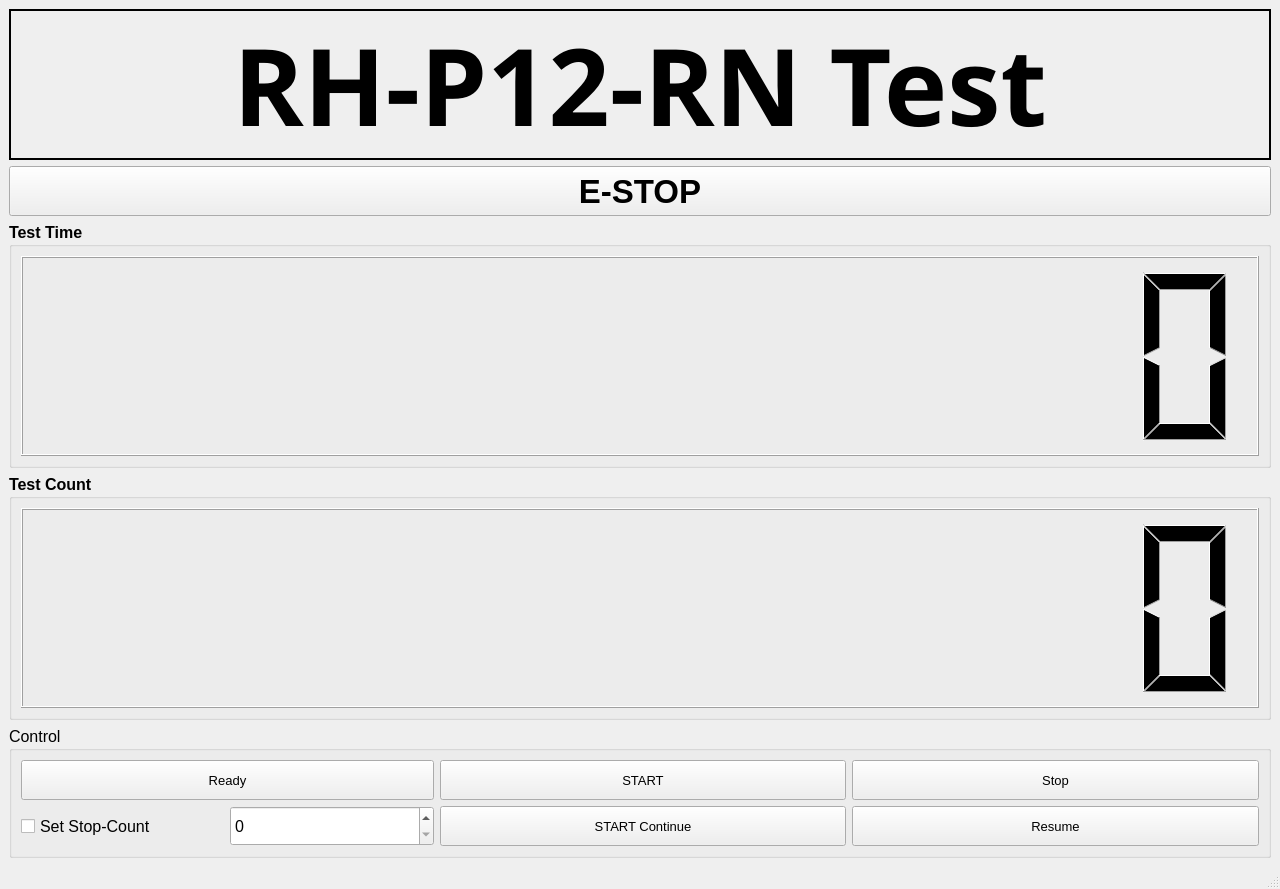
This is test_gripper_gui/ui/test_gripper_main_window.ui in ROBOTIS-Kayman/Gripper-TEST as Qt 5 draws it before an edit. The edited form follows.
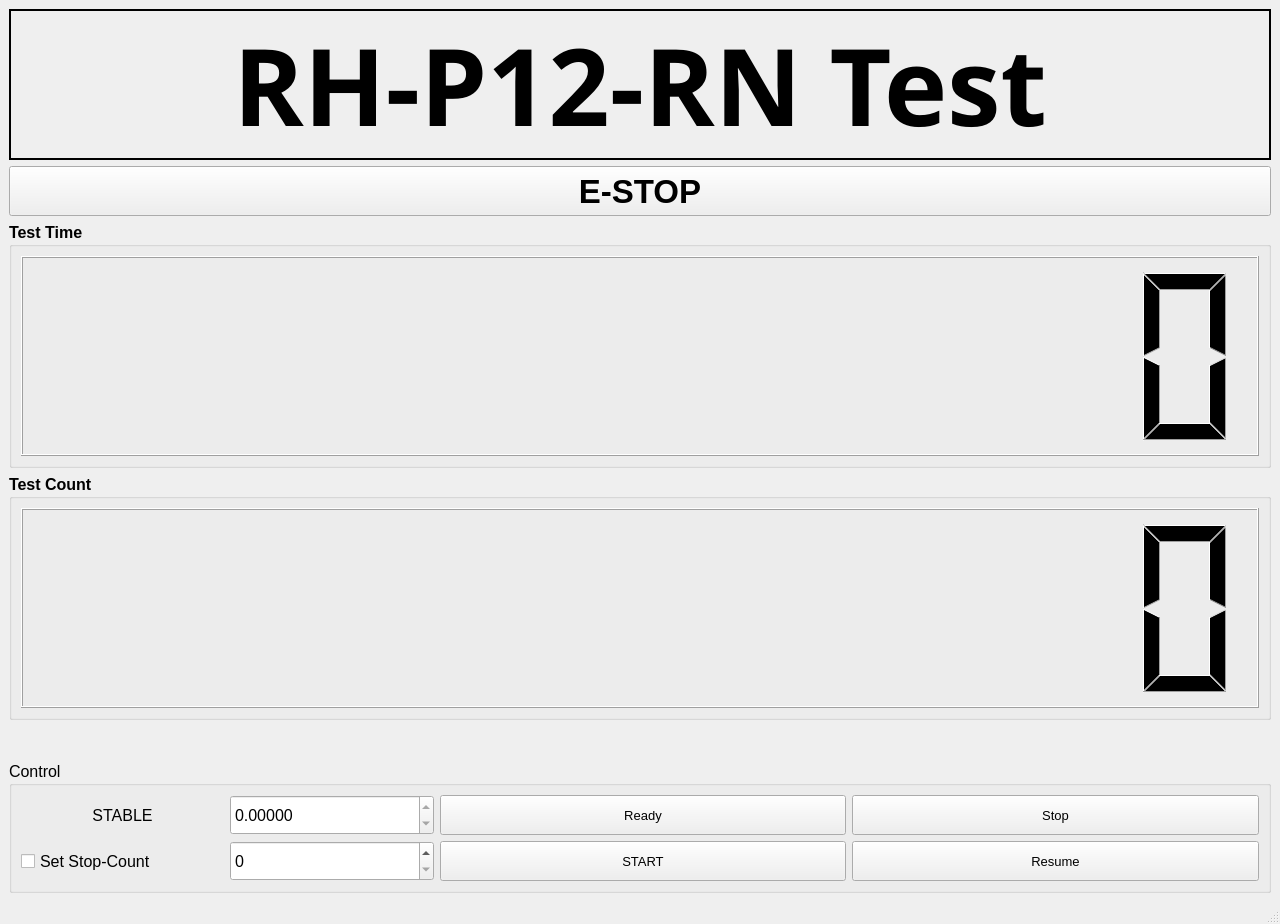
This is the edited form. Icons and pictures are not drawn.

Commit message: added checking loadcell value in the test

```diff
--- a/test_gripper_gui/ui/test_gripper_main_window.ui
+++ b/test_gripper_gui/ui/test_gripper_main_window.ui
@@ -7,7 +7,7 @@
     <x>0</x>
     <y>0</y>
     <width>1280</width>
-    <height>867</height>
+    <height>924</height>
    </rect>
   </property>
   <property name="windowTitle">
@@ -162,24 +162,6 @@
        <string>Control</string>
       </property>
       <layout class="QGridLayout" name="gridLayout_2">
-       <item row="0" column="0" colspan="2">
-        <widget class="QPushButton" name="pushButton_ready">
-         <property name="minimumSize">
-          <size>
-           <width>0</width>
-           <height>40</height>
-          </size>
-         </property>
-         <property name="font">
-          <font>
-           <pointsize>10</pointsize>
-          </font>
-         </property>
-         <property name="text">
-          <string>Ready</string>
-         </property>
-        </widget>
-       </item>
        <item row="1" column="2" colspan="2">
         <widget class="QPushButton" name="pushButton_start_continue">
          <property name="minimumSize">
@@ -194,7 +176,7 @@
           </font>
          </property>
          <property name="text">
-          <string>START Continue</string>
+          <string>START</string>
          </property>
         </widget>
        </item>
@@ -216,24 +198,6 @@
          </property>
         </widget>
        </item>
-       <item row="0" column="2" colspan="2">
-        <widget class="QPushButton" name="pushButton_start">
-         <property name="minimumSize">
-          <size>
-           <width>0</width>
-           <height>40</height>
-          </size>
-         </property>
-         <property name="font">
-          <font>
-           <pointsize>10</pointsize>
-          </font>
-         </property>
-         <property name="text">
-          <string>START</string>
-         </property>
-        </widget>
-       </item>
        <item row="0" column="4" colspan="2">
         <widget class="QPushButton" name="pushButton_stop">
          <property name="minimumSize">
@@ -278,6 +242,62 @@
          </property>
         </widget>
        </item>
+       <item row="0" column="2" colspan="2">
+        <widget class="QPushButton" name="pushButton_ready">
+         <property name="minimumSize">
+          <size>
+           <width>0</width>
+           <height>40</height>
+          </size>
+         </property>
+         <property name="font">
+          <font>
+           <pointsize>10</pointsize>
+          </font>
+         </property>
+         <property name="text">
+          <string>Ready</string>
+         </property>
+        </widget>
+       </item>
+       <item row="0" column="0">
+        <widget class="QLabel" name="label_loadcell">
+         <property name="minimumSize">
+          <size>
+           <width>0</width>
+           <height>40</height>
+          </size>
+         </property>
+         <property name="text">
+          <string>STABLE</string>
+         </property>
+         <property name="alignment">
+          <set>Qt::AlignCenter</set>
+         </property>
+        </widget>
+       </item>
+       <item row="0" column="1">
+        <widget class="QDoubleSpinBox" name="spinBox_loadcell">
+         <property name="minimumSize">
+          <size>
+           <width>0</width>
+           <height>40</height>
+          </size>
+         </property>
+         <property name="readOnly">
+          <bool>true</bool>
+         </property>
+         <property name="decimals">
+          <number>5</number>
+         </property>
+         <property name="minimum">
+          <double>-1000.000000000000000</double>
+         </property>
+         <property name="maximum">
+          <double>1000.000000000000000</double>
+         </property>
+        </widget>
+       </item>
       </layout>
      </widget>
     </item>
```
The commit also changes 21 other files.
